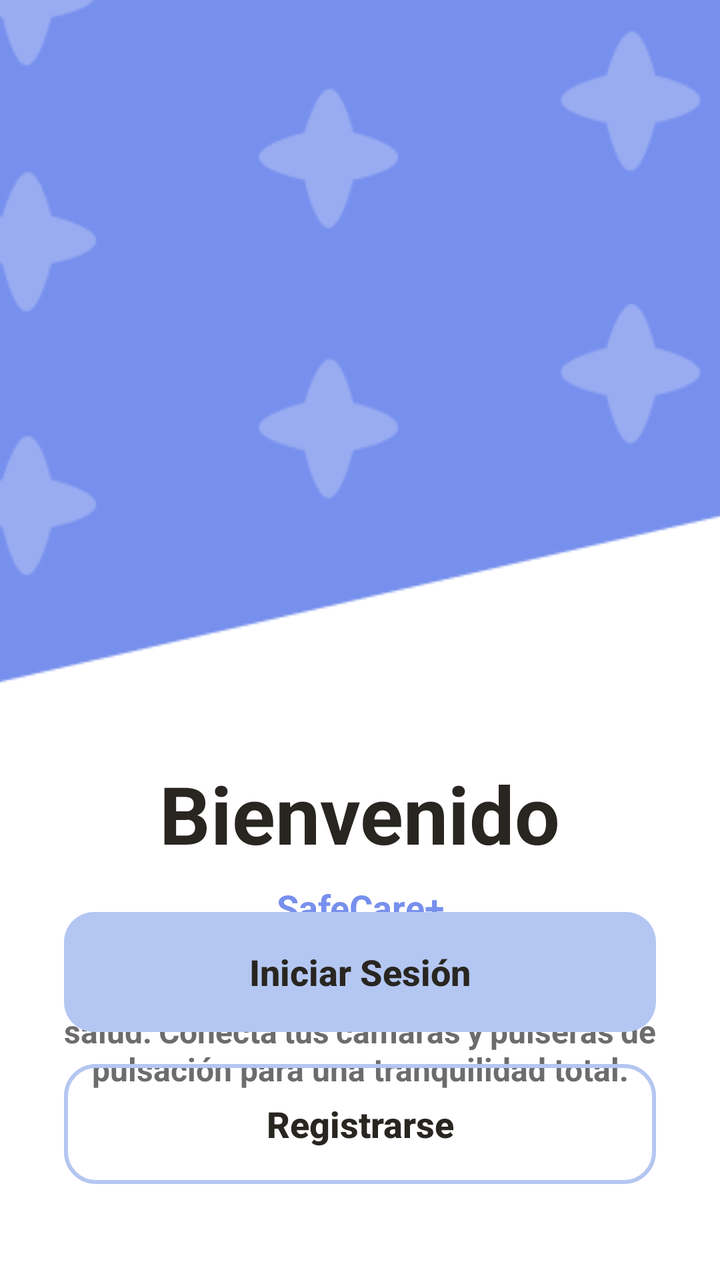
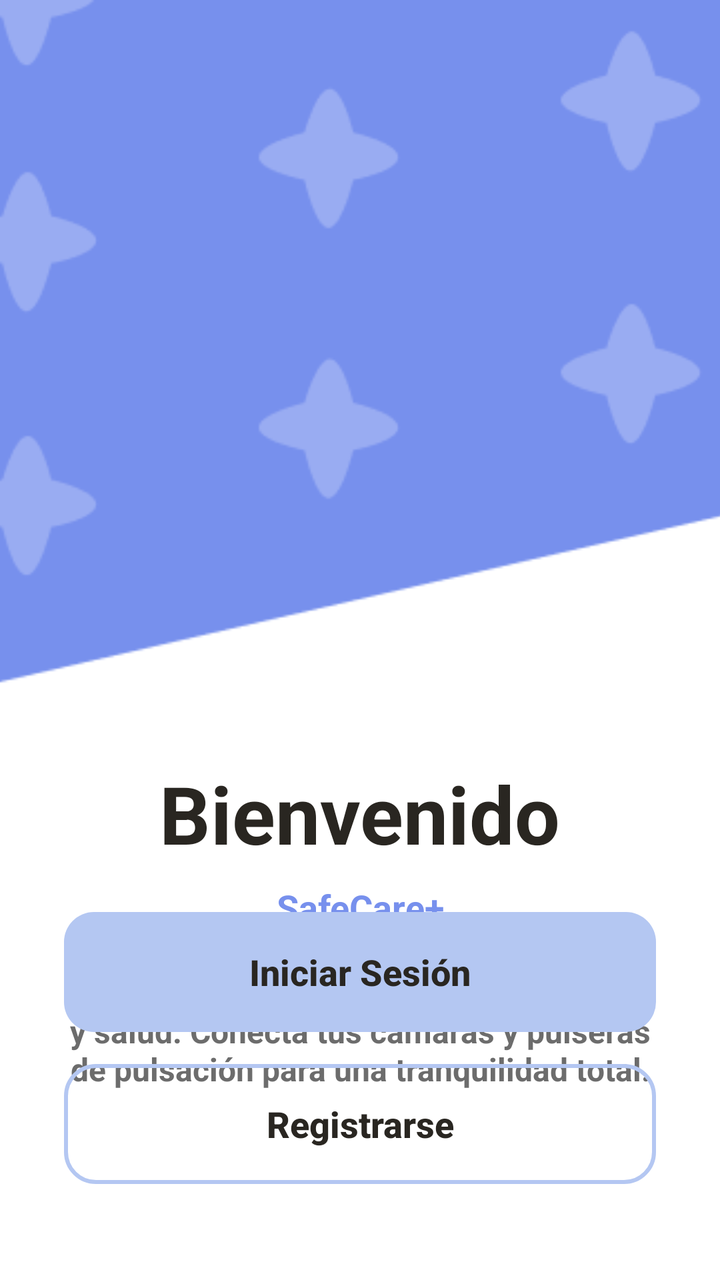

An Android layout rendered at two revisions. The XML below is the earlier revision; the diff shows what the commit changed to produce the second picture.
<!-- AndroidManifest.xml: activity theme Theme.SafeCarePlus -->
<!-- res/layout/activity_main.xml -->
<?xml version="1.0" encoding="utf-8"?>
<androidx.constraintlayout.widget.ConstraintLayout xmlns:android="http://schemas.android.com/apk/res/android"
    xmlns:app="http://schemas.android.com/apk/res-auto"
    xmlns:tools="http://schemas.android.com/tools"
    android:layout_width="match_parent"
    android:layout_height="match_parent"
    android:background="@color/white"
    tools:context=".MainActivity">

    
    <ImageView
        android:id="@+id/top_background"
        android:layout_width="420dp"
        android:layout_height="350dp"
        android:scaleType="centerCrop"
        android:src="@drawable/fondo"
        app:layout_constraintDimensionRatio="1:0.7"
        app:layout_constraintEnd_toEndOf="parent"
        app:layout_constraintStart_toStartOf="parent"
        app:layout_constraintTop_toTopOf="parent"
        tools:ignore="ContentDescription" />

    
    <TextView
        android:id="@+id/welcome_text"
        android:layout_width="wrap_content"
        android:layout_height="wrap_content"
        android:layout_marginTop="30dp"
        android:text="@string/welcome_title"
        android:textColor="@color/super_gray"
        android:textSize="40sp"
        android:textStyle="bold"
        app:layout_constraintEnd_toEndOf="parent"
        app:layout_constraintStart_toStartOf="parent"
        app:layout_constraintTop_toBottomOf="@id/top_background" />

    
    <TextView
        android:id="@+id/app_title"
        android:layout_width="wrap_content"
        android:layout_height="wrap_content"
        android:layout_marginTop="8dp"
        android:text="@string/app_name"
        android:textColor="@color/tercero_blue"
        android:textSize="18sp"
        android:textStyle="bold"
        app:layout_constraintEnd_toEndOf="parent"
        app:layout_constraintStart_toStartOf="parent"
        app:layout_constraintTop_toBottomOf="@id/welcome_text" />

    
    <TextView
        android:id="@+id/app_description"
        android:layout_width="0dp"
        android:layout_height="wrap_content"
        android:layout_marginStart="32dp"
        android:layout_marginTop="20dp"
        android:layout_marginEnd="32dp"
        android:gravity="center"
        android:text="@string/app_description"
        android:justificationMode="inter_word"
        android:textColor="@color/text_gray"
        android:textSize="16sp"
        android:textStyle="bold"
        app:layout_constraintEnd_toEndOf="parent"
        app:layout_constraintStart_toStartOf="parent"
        app:layout_constraintTop_toBottomOf="@id/app_title" />

    
    <Button
        android:id="@+id/button_login"
        style="@style/Widget.AppCompat.Button.Borderless"
        android:layout_width="0dp"
        android:layout_height="60dp"
        android:layout_marginStart="32dp"
        android:layout_marginEnd="32dp"
        android:layout_marginBottom="16dp"
        android:background="@drawable/button_background_blue"
        android:text="@string/button_login"
        android:textAllCaps="false"
        android:textColor="@color/super_gray"
        android:textSize="18sp"
        android:textStyle="bold"
        app:layout_constraintBottom_toTopOf="@id/button_register"
        app:layout_constraintEnd_toEndOf="parent"
        app:layout_constraintStart_toStartOf="parent" />

    
    <Button
        android:id="@+id/button_register"
        style="@style/Widget.AppCompat.Button.Borderless"
        android:layout_width="0dp"
        android:layout_height="60dp"
        android:layout_marginStart="32dp"
        android:layout_marginEnd="32dp"
        android:layout_marginBottom="48dp"
        android:background="@drawable/button_background_stroke"
        android:text="@string/button_register"
        android:textAllCaps="false"
        android:textColor="@color/super_gray"
        android:textSize="18sp"
        android:textStyle="bold"
        app:layout_constraintBottom_toBottomOf="parent"
        app:layout_constraintEnd_toEndOf="parent"
        app:layout_constraintStart_toStartOf="parent" />

</androidx.constraintlayout.widget.ConstraintLayout>
<!-- resources referenced by this layout -->
<resources>
  <color name="super_gray">#292621</color>
  <color name="tercero_blue">#7790ED</color>
  <color name="text_gray">#6C6C6C</color>
  <color name="white">#FFFFFFFF</color>
  <!-- drawable button_background_blue (drawable) -->
  <?xml version="1.0" encoding="utf-8"?>
  <shape xmlns:android="http://schemas.android.com/apk/res/android"
      android:shape="rectangle">
      <solid android:color="@color/tercero_blue" />
      <corners android:radius="15dp" />
  </shape>
  <!-- drawable button_background_stroke (drawable) -->
  <?xml version="1.0" encoding="utf-8"?>
  <shape xmlns:android="http://schemas.android.com/apk/res/android"
      android:shape="rectangle">
      <stroke
          android:width="2dp"
          android:color="@color/tercero_blue" />
      <corners android:radius="15dp" />
      <solid android:color="@android:color/transparent" />
  </shape>
  <!-- drawable fondo: png bitmap (drawable, 8213 bytes) -->
  <string name="app_description">Monitoreo inteligente para tu seguridad y salud. Conecta tus cámaras y pulseras de pulsación para una tranquilidad total.</string>
  <string name="app_name">SafeCare+</string>
  <string name="button_login">Iniciar Sesión</string>
  <string name="button_register">Registrarse</string>
  <string name="welcome_title">Bienvenido</string>
  <style name="Theme.SafeCarePlus" parent="Theme.MaterialComponents.Light.NoActionBar">
          
          <item name="colorPrimary">@color/primary_blue</item>
          <item name="colorPrimaryVariant">@color/background_top_blue</item>
          <item name="colorOnPrimary">@color/white</item>
  
          <item name="colorSecondary">@color/primary_blue</item>
          <item name="colorOnSecondary">@color/white</item>
  
          
          <item name="android:windowBackground">@color/white</item>
          <item name="android:colorBackground">@color/white</item>
          <item name="colorSurface">@color/white</item>
          
          
          <item name="android:forceDarkAllowed" tools:targetApi="q">false</item>
  
          <item name="android:statusBarColor">?attr/colorPrimaryVariant</item>
      </style>
  <color name="primary_blue">#B4C7F2</color>
  <color name="background_top_blue">#7790ED</color>
</resources>

<!-- the commit's change to res/layout/activity_main.xml (unified diff, before → after) -->
@@ -58,7 +58,6 @@
         android:layout_marginEnd="32dp"
         android:gravity="center"
         android:text="@string/app_description"
-        android:justificationMode="inter_word"
         android:textColor="@color/text_gray"
         android:textSize="16sp"
         android:textStyle="bold"
